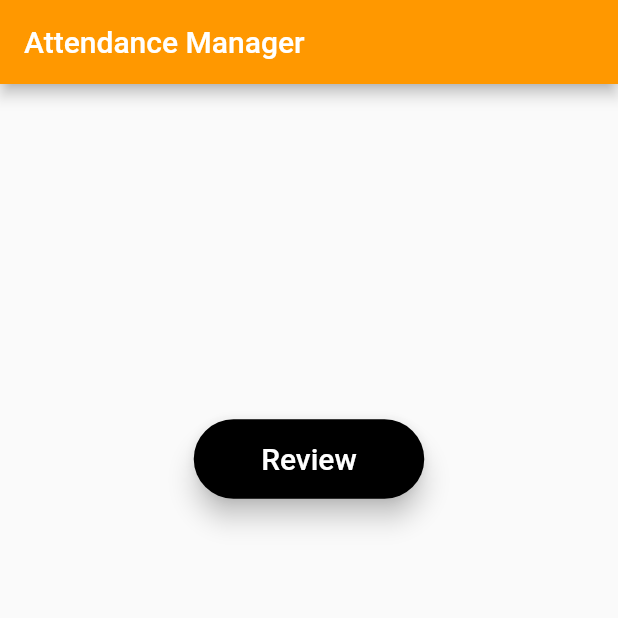
After one commit to nikkbh/edc-app, a Flutter app: the CreateMeeting screen opened directly, after a tap on "Take Attendance", on a phone screen of 412 x 824 dp, the top half of it. The commit adds this screen. Run offline on Flutter 3.47's test engine with Material 2 defaults, Android fonts, the phone set to English and light mode, and no system bars; our stand-ins replace cloud_firestore, datetime_picker_formfield, file_picker, firebase_auth, firebase_storage, flutter_spinkit; accounts and stored records are empty.

Commit message:
Test code for attendance component.

```diff
--- /dev/null
+++ b/app/lib/models/cart.dart
@@ -0,0 +1,45 @@
+import 'package:flutter/foundation.dart';
+import 'catalog.dart';
+
+
+class CartModel extends ChangeNotifier {
+
+  CatalogModel _catalog;
+
+  final List<int> _itemIds = [];
+
+  CatalogModel get catalog => _catalog;
+
+  set catalog(CatalogModel newCatalog) {
+    assert(newCatalog != null);
+    assert(_itemIds.every((id) => newCatalog.getById(id) != null),
+        'The catalog $newCatalog does not have one of $_itemIds in it.');
+    _catalog = newCatalog;
+    // Notify listeners, in case the new catalog provides information
+    // different from the previous one. For example, availability of an item
+    // might have changed.
+    notifyListeners();
+  }
+
+  List<Item> get items => _itemIds.map((id) => _catalog.getById(id)).toList();
+
+  void add(Item item) {
+    _itemIds.add(item.id);
+    // This line tells [Model] that it should rebuild the widgets that
+    // depend on it.
+    notifyListeners();
+  }
+   void removeSelectedItem(Item item){
+     _itemIds.remove(item.id);
+     notifyListeners();
+   }
+
+  void remove(index){
+    _itemIds.removeAt(index);
+
+    notifyListeners();
+  }
+
+
+
+}
--- /dev/null
+++ b/app/lib/models/catalog.dart
@@ -0,0 +1,55 @@
+import 'package:app/models/member.dart';
+import 'package:flutter/material.dart';
+
+
+
+
+class CatalogModel  {
+  final Member member;
+
+  CatalogModel({this.member});
+
+  // static List<String> itemNames = [
+  //   'Code Smell',
+  //   'Control Flow',
+  //   'Interpreter',
+  //   'Recursion',
+  //   'Sprint',
+  //   'Heisenbug',
+  //   'Spaghetti',
+  //   'Hydra Code',
+  //   'Off-By-One',
+  //   'Scope',
+  //   'Callback',
+  //   'Closure',
+  //   'Automata',
+  //   'Bit Shift',
+  //   'Currying',
+  // ];
+
+  // Item getById(int id) => Item(id, itemNames[id % itemNames.length]);
+
+  // Item getByPosition(int position) {
+  //   // In this simplified case, an item's position in the catalog
+  //   // is also its id.
+  //   return getById(position);
+  // }
+
+
+}
+
+
+// @immutable
+// class Item {
+//   final int id ;
+//   final String name ;
+
+//   Item(this.id , this.name);
+
+//   @override
+//   int get hashCode => id;
+
+//   @override
+//   bool operator ==(Object other) => other is Item && other.id == id;
+
+// }
--- a/app/lib/models/member.dart
+++ b/app/lib/models/member.dart
@@ -2,5 +2,4 @@ class Member{
   final String name;
 
   Member({this.name});
-
 }
--- /dev/null
+++ b/app/lib/screens/domains/catalog.dart
@@ -0,0 +1,228 @@
+import 'package:app/models/member.dart';
+import 'package:app/screens/domains/cart.dart';
+import 'package:flutter/material.dart';
+import 'package:provider/provider.dart';
+import 'package:app/models/cart.dart';
+import 'package:app/models/catalog.dart';
+
+import 'member_list.dart';
+
+class MyCatalog extends StatelessWidget {
+  // This widget is the root of your application.
+  @override
+  Widget build(BuildContext context) {
+
+    return MaterialApp(
+        title: 'Attendance',
+        home: Scaffold(
+              appBar: AppBar(
+                title: Text('Attendance Manager'),
+                backgroundColor: Colors.orange,
+              ),
+              body: SingleChildScrollView(
+                child: Column(
+                  children: <Widget>[
+                    Row(
+                      children: <Widget>[
+                        Expanded(
+                          child: SizedBox(
+                            height: 200.0,
+                            child: MemberList(),
+                          ),
+                        ),
+                      ],
+                    ),
+                    Row(
+                        mainAxisAlignment: MainAxisAlignment.center,
+                        children: <Widget>[
+                          Padding(padding: EdgeInsets.only(bottom: 100.0) ),
+                          RaisedButton(
+                            padding: EdgeInsets.symmetric(vertical: 15.0, horizontal: 45.0),
+                            elevation: 7.0,
+                            textColor: Colors.white,
+                            shape: new RoundedRectangleBorder(
+                                    borderRadius: BorderRadius.circular(30.0),
+                            ),
+                            color: Colors.black,
+                            child: new Text("Review", style: TextStyle(fontSize: 20.0),),
+                            onPressed: (){
+                              Navigator.push(context, MaterialPageRoute(builder: (context)=> MyCart()));
+                            })
+                        ],
+                      ),
+                  ],
+                ),
+              ),
+
+            )
+        );
+  }
+}
+
+// class MyCatalog extends StatelessWidget {
+//   @override
+//    Widget build(BuildContext context) {
+//     return Scaffold(
+//       body: CustomScrollView(
+//         slivers: [
+//           _MyAppBar(),
+//           // _design(context),
+//           SliverToBoxAdapter(child: SizedBox(height: 15)),
+//           SliverList(
+//             delegate: SliverChildBuilderDelegate(
+//                 (context, index) => _BuildListView(index),
+//                 childCount : 15,
+
+//                 ),
+//           ),
+//           SliverGrid(
+//               gridDelegate: SliverGridDelegateWithFixedCrossAxisCount(
+//               crossAxisCount: 1,
+//             ),
+//               delegate: SliverChildBuilderDelegate(
+//                  (BuildContext context, int index) {
+//                      return  _submit(context) ;
+//                  },
+//               childCount : 1,
+
+//             ),
+//           ),
+
+//         ],
+//       ),
+//     );
+//   }
+// }
+
+// class _MyAppBar extends StatelessWidget {
+//   @override
+//   Widget build(BuildContext context) {
+//     return SliverAppBar(
+//       title: Text('Attendance'),
+//       floating: true,
+//     );
+//   }
+// }
+
+
+// Widget _design(BuildContext context) {
+//   return Container(
+//       child: Row(
+//     mainAxisAlignment: MainAxisAlignment.spaceAround,
+//     children: <Widget>[
+//       RaisedButton(
+//         shape: RoundedRectangleBorder(
+//             borderRadius: new BorderRadius.circular(18.0),
+//             side: BorderSide(color: Colors.black)),
+//         textColor: Colors.black,
+//         color: Colors.white,
+//         onPressed: () {},
+//         child: new Text("Add"),
+//       ),
+//       RaisedButton(
+//         shape: RoundedRectangleBorder(
+//             borderRadius: new BorderRadius.circular(18.0),
+//             side: BorderSide(color: Colors.black)),
+//         textColor: Colors.black,
+//         color: Colors.white,
+//         onPressed: () {},
+//         child: new Text("Delete"),
+//       ),
+//     ],
+//   ));
+// }
+
+// Widget _submit(BuildContext context) {
+//   return Row(mainAxisAlignment: MainAxisAlignment.center, children: [
+//        ButtonTheme(
+//         minWidth: 150,
+//         height: 43,
+//         child: RaisedButton(
+//           shape: RoundedRectangleBorder(
+//               borderRadius: new BorderRadius.circular(20.0),
+//               side: BorderSide(color: Colors.black)),
+//           textColor: Colors.black,
+//           color: Colors.white,
+//           onPressed:(){
+//             Navigator.push(context, MaterialPageRoute(builder: (context) => MyCart()));
+//           },
+//           child: new Text("Submit", style: TextStyle(fontSize: 24)),
+//         ),
+//       ),
+
+//   ]);
+// }
+
+// class _AddButton extends StatelessWidget {
+//   final Item item;
+
+//   const _AddButton({Key ke, @required this.item}) : super(key: ke);
+
+//   @override
+//   Widget build(BuildContext context) {
+//     var cart = Provider.of<CartModel>(context);
+
+//      return FlatButton(
+//       onPressed: cart.items.contains(item) ? () => cart.removeSelectedItem(item) : () => cart.add(item),
+//       child: cart.items.contains(item)
+//           ? Icon(Icons.remove_circle, semanticLabel: 'ADDED')
+//           : Icon(Icons.add_circle),
+//     );
+
+//   }
+// }
+
+
+
+// class _BuildListView extends StatelessWidget {
+//   final int index;
+//   final Member member;
+//   _BuildListView(this.index, {Key key}) : super(key: key);
+//   @override
+//   Widget build(BuildContext context) {
+//     var catalog = Provider.of<CatalogModel>(context);
+//     final memberSe = Provider.of<List<Member>>(context);
+//     Item getById(int id) => Item(id, member[id % memberSe.length]);
+
+//     Item getByPosition(int position) {
+//     // In this simplified case, an item's position in the catalog
+//     // is also its id.
+//     return getById(position);
+//   }
+//     var item = catalog.getByPosition(index);
+
+//     return Padding(
+//       padding: const EdgeInsets.symmetric(horizontal: 16, vertical: 8),
+//       child: LimitedBox(
+//         maxHeight: 48,
+//         child: Row(
+//           children: [
+//             AspectRatio(
+//               aspectRatio: 1,
+//             ),
+//             SizedBox(width: 24),
+//             Expanded(
+//               child: Text(item.name),
+//             ),
+//             SizedBox(width: 24),
+//             _AddButton(item: item),
+//           ],
+//         ),
+//       ),
+//     );
+//   }
+// }
+// @immutable
+// class Item {
+//   final int id ;
+//   final String name ;
+
+//   Item(this.id , this.name);
+
+//   @override
+//   int get hashCode => id;
+
+//   @override
+//   bool operator ==(Object other) => other is Item && other.id == id;
+
+// }
--- a/app/lib/screens/domains/create_meeting.dart
+++ b/app/lib/screens/domains/create_meeting.dart
@@ -1,4 +1,5 @@
 import 'package:app/screens/domains/attendance.dart';
+import 'package:app/screens/domains/catalog.dart';
 import 'package:app/services/auth.dart';
 import 'package:flutter/material.dart';
 import 'package:intl/intl.dart';
@@ -199,7 +200,7 @@ class _MyHomePageState extends State<MyHomePage> {
                   ),
                   padding: const EdgeInsets.symmetric(vertical: 10.0, horizontal: 34.5),
                   onPressed: () {
-                    Navigator.push(context, MaterialPageRoute(builder: (context) => Attendance()));//path to go on the next screen
+                    Navigator.push(context, MaterialPageRoute(builder: (context) => MyCatalog()));//path to go on the next screen
                   },
                   child: Text('Take Attendance',
                     style: TextStyle(fontSize: 20.0,)
```
Also changed, not shown: app/lib/main.dart (+15 -2 lines), app/lib/screens/domains/cart.dart (added, +51 -0 lines), app/lib/screens/domains/member_list.dart (+43 -21 lines), app/lib/screens/domains/member_tile.dart (+10 -10 lines).
